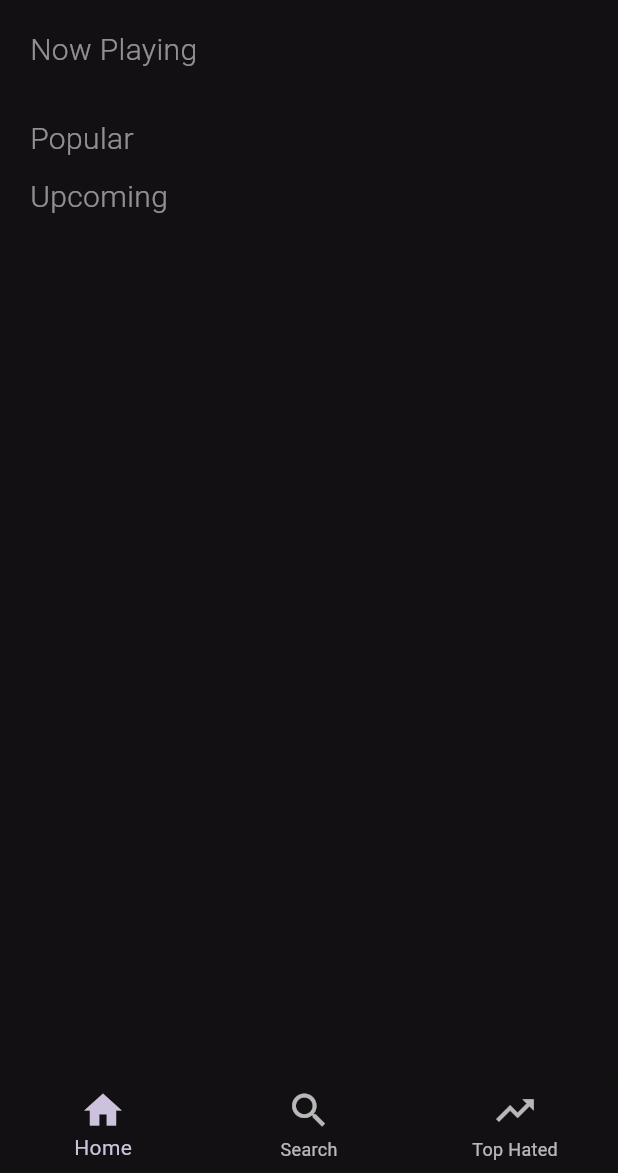
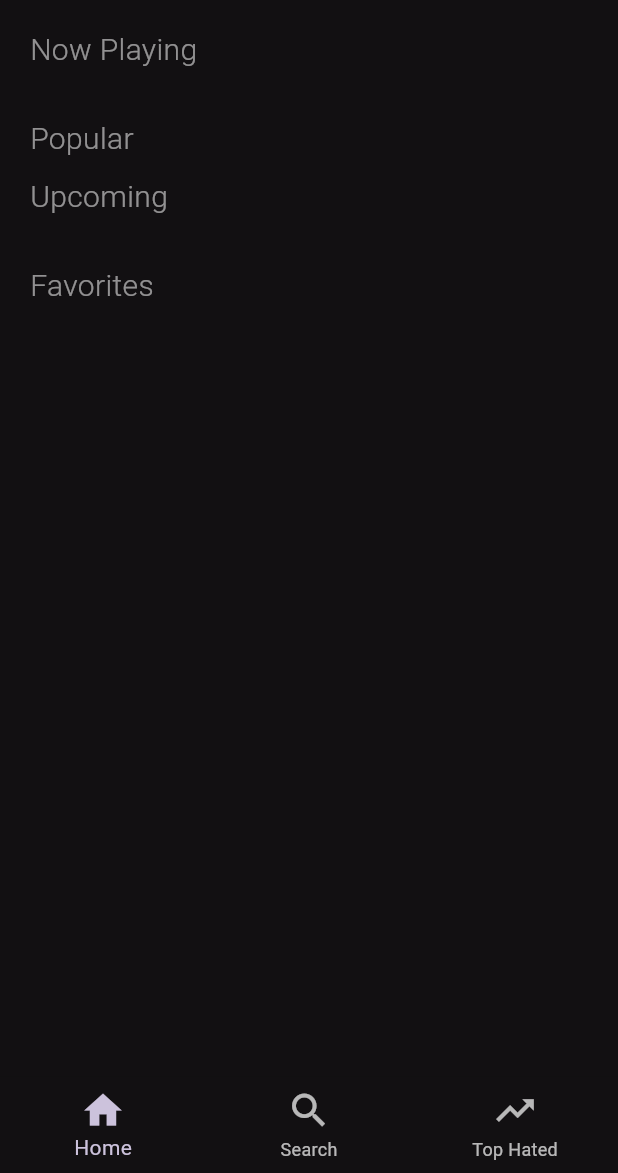
Before and after one commit to VituHonda/cp_flutter, a Flutter app: the screen it shows after launch, on a phone screen of 412 x 824 dp, the part 63-1236 px from its top. Run offline on Flutter 3.47's test engine with Material 3 defaults, Android fonts, the phone set to English and light mode, and no system bars; our stand-ins replace cached_network_image; network calls fail.

Commit message:
get favorite movie list

```diff
--- a/lib/pages/home/home_page.dart
+++ b/lib/pages/home/home_page.dart
@@ -17,12 +17,14 @@ class _HomePageState extends State<HomePage> {
   late Future<Result> popular;
   late Future<Result> nowPlaying;
   late Future<Result> upcomingFuture;
+  late Future<Result> favoriteMovies;
 
   @override
   void initState() {
     popular = apiServices.getPopularMovies();
     nowPlaying = apiServices.getNowPlayingMovies();
     upcomingFuture = apiServices.getUpcomingMovies();
+    favoriteMovies = apiServices.getFavoriteMovies();
     super.initState();
   }
 
@@ -107,6 +109,27 @@ class _HomePageState extends State<HomePage> {
               const SizedBox(
                 height: 20,
               ),
+
+              const Padding(
+                padding: EdgeInsets.symmetric(horizontal: 20, vertical: 5),
+                child: Text(
+                  'Favorites',
+                  style: TextStyle(
+                    color: Colors.white54,
+                    fontWeight: FontWeight.w300,
+                    fontSize: 20,
+                  ),
+                ),
+              ),
+              FutureBuilder<Result>(
+                future: favoriteMovies,
+                builder: (context, snapshot) {
+                  if (snapshot.hasData) {
+                    return MoviesHorizontalList(result: snapshot.data!);
+                  }
+                  return const SizedBox();
+                },
+              ),
             ],
           ),
         ),
```
Also changed, not shown: lib/services/api_services.dart (+43 -26 lines), 1 other file.
